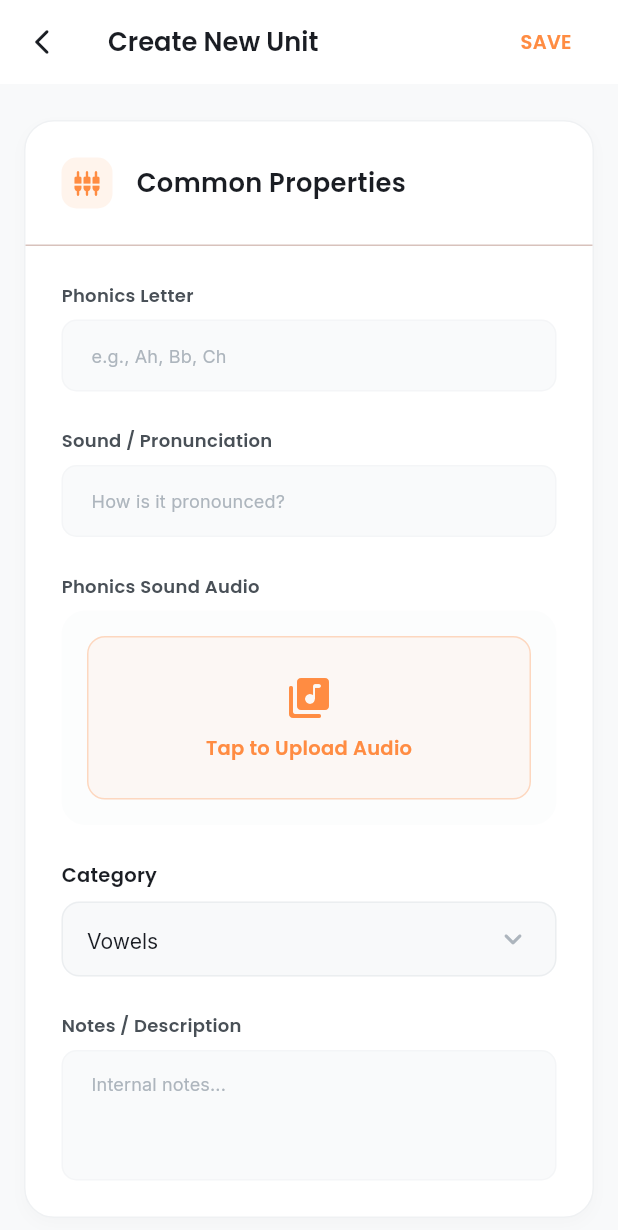
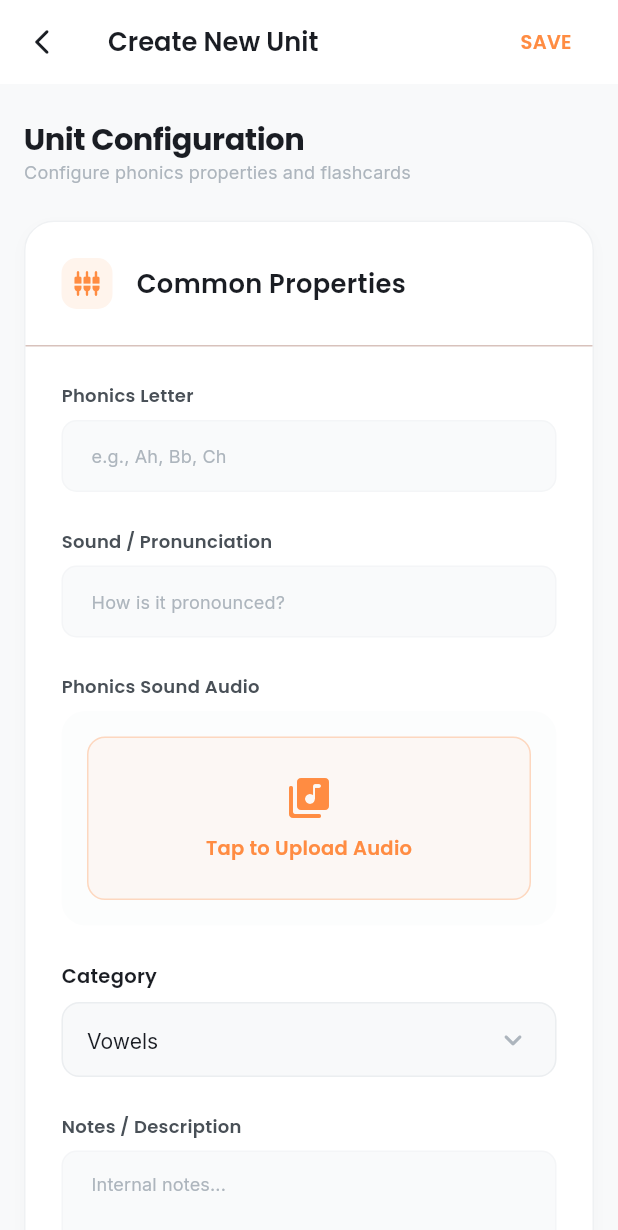
Before and after one commit to alchristofe/iread-admin, a Flutter app: the UnitEditScreen screen opened directly with empty values, on a phone screen of 412 x 824 dp. Shown: the top 1230 px of the screen. Run offline on Flutter 3.47's test engine with Material 3 defaults, Android fonts, the phone set to English and light mode, and no system bars; our stand-ins replace audioplayers, cloud_firestore, file_picker, firebase_auth, firebase_core, google_fonts and 2 more; accounts and stored records are empty.

```diff
--- a/lib/screens/unit_edit_screen.dart
+++ b/lib/screens/unit_edit_screen.dart
@@ -1,3 +1,4 @@
+import 'dart:ui';
 import 'package:flutter/material.dart';
 import 'package:cloud_firestore/cloud_firestore.dart';
 import '../data/models/language.dart';
@@ -304,10 +305,15 @@ class _UnitEditScreenState extends State<UnitEditScreen> {
       ),
       body: Form(
         key: _formKey,
-        child: SingleChildScrollView(
-          padding: EdgeInsets.symmetric(
-            horizontal: isDesktop ? AppSpacing.xxl : AppSpacing.m,
-            vertical: AppSpacing.l
+        child: Stack(
+          children: [
+            // Main Content Area
+            SingleChildScrollView(
+              padding: EdgeInsets.fromLTRB(
+                isDesktop ? AppSpacing.xxl : AppSpacing.m,
+                isDesktop ? 100 : AppSpacing.l, // Extra top padding for desktop to account for fixed header
+                isDesktop ? AppSpacing.xxl : AppSpacing.m,
+                AppSpacing.l,
               ),
               child: Center(
                 child: ConstrainedBox(
@@ -315,25 +321,10 @@ class _UnitEditScreenState extends State<UnitEditScreen> {
                   child: Column(
                     crossAxisAlignment: CrossAxisAlignment.start,
                     children: [
-                  if (isDesktop) ...[
-                    Row(
-                      mainAxisAlignment: MainAxisAlignment.spaceBetween,
-                      children: [
-                        Column(
-                          crossAxisAlignment: CrossAxisAlignment.start,
-                          children: [
+                      // On mobile we keep the header inside scroll
+                      if (!isDesktop) ...[
                         Text('Unit Configuration', style: AppTextStyles.heading2(context)),
                         Text('Configure phonics properties and flashcards', style: AppTextStyles.bodySmall(context)),
-                          ],
-                        ),
-                        CustomButton(
-                          text: 'Save Changes',
-                          onPressed: _isSaving ? null : _save,
-                          isLoading: _isSaving,
-                          width: 180,
-                        ),
-                      ],
-                    ),
                         AppSpacing.verticalL,
                       ],
 
@@ -350,6 +341,59 @@ class _UnitEditScreenState extends State<UnitEditScreen> {
                   ),
                 ),
               ),
+            ),
+
+            // Fixed Glass Header (Desktop Only)
+            if (isDesktop)
+              Positioned(
+                top: 0,
+                left: 0,
+                right: 0,
+                child: ClipRect(
+                  child: BackdropFilter(
+                    filter: ImageFilter.blur(sigmaX: 10, sigmaY: 10),
+                    child: Container(
+                      padding: const EdgeInsets.symmetric(
+                        horizontal: AppSpacing.xxl,
+                        vertical: AppSpacing.m,
+                      ),
+                      decoration: BoxDecoration(
+                        color: AppColors.background.withValues(alpha: 0.7),
+                        border: Border(
+                          bottom: BorderSide(
+                            color: AppColors.divider.withValues(alpha: 0.1),
+                          ),
+                        ),
+                      ),
+                      child: Center(
+                        child: ConstrainedBox(
+                          constraints: const BoxConstraints(maxWidth: 1000),
+                          child: Row(
+                            mainAxisAlignment: MainAxisAlignment.spaceBetween,
+                            children: [
+                              Column(
+                                crossAxisAlignment: CrossAxisAlignment.start,
+                                mainAxisSize: MainAxisSize.min,
+                                children: [
+                                  Text('Unit Configuration', style: AppTextStyles.heading2(context)),
+                                  Text('Configure phonics properties and flashcards', style: AppTextStyles.bodySmall(context)),
+                                ],
+                              ),
+                              CustomButton(
+                                text: 'Save Changes',
+                                onPressed: _isSaving ? null : _save,
+                                isLoading: _isSaving,
+                                width: 180,
+                              ),
+                            ],
+                          ),
+                        ),
+                      ),
+                    ),
+                  ),
+                ),
+              ),
+          ],
         ),
       ),
     );
```
Lines whose indentation alone changed are shown as unchanged.
